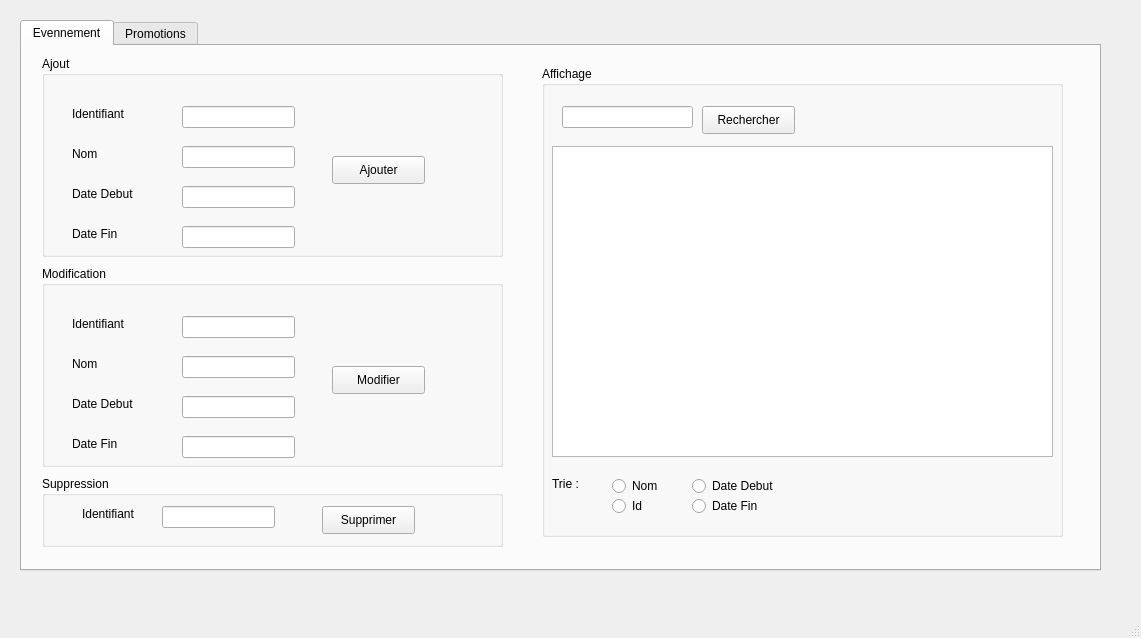
Before: the Qt Designer form Gestion_Evennement_Promotion/mainwindow.ui in medhama/ThePieChart, drawn with Qt 5.
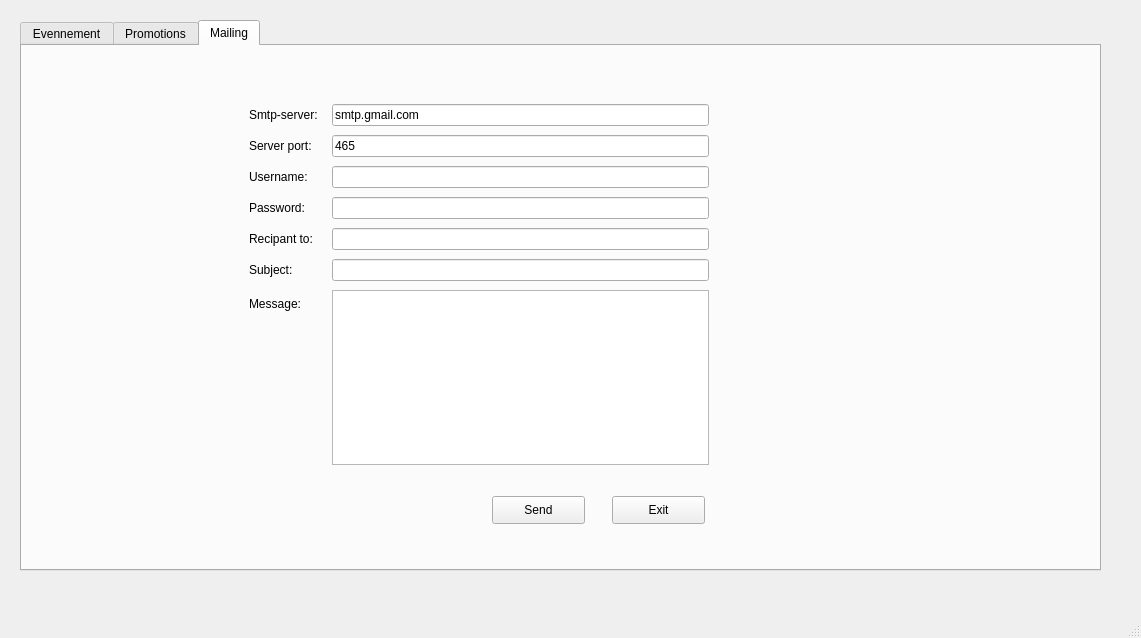
After: the same form once the commit is applied. The open tabs and pages were chosen to show the change. Icons and pictures are not drawn.

Patch:
```diff
--- a/Gestion_Evennement_Promotion/mainwindow.ui
+++ b/Gestion_Evennement_Promotion/mainwindow.ui
@@ -39,6 +39,9 @@
         <height>201</height>
        </rect>
       </property>
+      <property name="styleSheet">
+       <string notr="true"/>
+      </property>
       <property name="title">
        <string>Ajout</string>
       </property>
@@ -90,6 +93,9 @@
          <height>22</height>
         </rect>
        </property>
+       <property name="styleSheet">
+        <string notr="true"/>
+       </property>
       </widget>
       <widget class="QLineEdit" name="le_nom">
        <property name="geometry">
@@ -100,6 +106,9 @@
          <height>22</height>
         </rect>
        </property>
+       <property name="styleSheet">
+        <string notr="true"/>
+       </property>
       </widget>
       <widget class="QLineEdit" name="le_Date_Debut">
        <property name="geometry">
@@ -110,6 +119,9 @@
          <height>22</height>
         </rect>
        </property>
+       <property name="styleSheet">
+        <string notr="true"/>
+       </property>
       </widget>
       <widget class="QPushButton" name="pb_ajouter">
        <property name="geometry">
@@ -146,6 +158,9 @@
          <height>22</height>
         </rect>
        </property>
+       <property name="styleSheet">
+        <string notr="true"/>
+       </property>
       </widget>
      </widget>
      <widget class="QGroupBox" name="groupBox_Nom_event">
@@ -169,6 +184,9 @@
          <height>311</height>
         </rect>
        </property>
+       <property name="styleSheet">
+        <string notr="true">background-color: rgb(255, 255, 255);</string>
+       </property>
       </widget>
       <widget class="QLineEdit" name="rechercher_event">
        <property name="geometry">
@@ -268,6 +286,9 @@
         <height>71</height>
        </rect>
       </property>
+      <property name="styleSheet">
+       <string notr="true"/>
+      </property>
       <property name="title">
        <string>Suppression</string>
       </property>
@@ -317,6 +338,9 @@
         <height>201</height>
        </rect>
       </property>
+      <property name="styleSheet">
+       <string notr="true"/>
+      </property>
       <property name="title">
        <string>Modification</string>
       </property>
@@ -368,6 +392,9 @@
          <height>22</height>
         </rect>
        </property>
+       <property name="styleSheet">
+        <string notr="true"/>
+       </property>
       </widget>
       <widget class="QLineEdit" name="le_nom_modifier">
        <property name="geometry">
@@ -378,6 +405,9 @@
          <height>22</height>
         </rect>
        </property>
+       <property name="styleSheet">
+        <string notr="true"/>
+       </property>
       </widget>
       <widget class="QLineEdit" name="le_Date_Debut_modifier">
        <property name="geometry">
@@ -901,7 +931,212 @@
      <zorder>groupBox_8</zorder>
      <zorder>excel</zorder>
      <zorder>PDF</zorder>
-     <zorder>insert_try</zorder>
+     <zorder>InsertImage</zorder>
+     <zorder>lbl_image</zorder>
+    </widget>
+    <widget class="QWidget" name="tab_5">
+     <attribute name="title">
+      <string>Mailing</string>
+     </attribute>
+     <widget class="QLabel" name="label_56">
+      <property name="geometry">
+       <rect>
+        <x>227</x>
+        <y>213</y>
+        <width>48</width>
+        <height>22</height>
+       </rect>
+      </property>
+      <property name="text">
+       <string>Subject:</string>
+      </property>
+     </widget>
+     <widget class="QLabel" name="label_57">
+      <property name="geometry">
+       <rect>
+        <x>227</x>
+        <y>182</y>
+        <width>69</width>
+        <height>22</height>
+       </rect>
+      </property>
+      <property name="text">
+       <string>Recipant to:</string>
+      </property>
+     </widget>
+     <widget class="QPushButton" name="sendBtn">
+      <property name="geometry">
+       <rect>
+        <x>470</x>
+        <y>450</y>
+        <width>93</width>
+        <height>28</height>
+       </rect>
+      </property>
+      <property name="text">
+       <string>Send</string>
+      </property>
+     </widget>
+     <widget class="QPushButton" name="exitBtn">
+      <property name="geometry">
+       <rect>
+        <x>590</x>
+        <y>450</y>
+        <width>93</width>
+        <height>28</height>
+       </rect>
+      </property>
+      <property name="text">
+       <string>Exit</string>
+      </property>
+     </widget>
+     <widget class="QLineEdit" name="port_2">
+      <property name="geometry">
+       <rect>
+        <x>310</x>
+        <y>89</y>
+        <width>377</width>
+        <height>22</height>
+       </rect>
+      </property>
+      <property name="text">
+       <string>465</string>
+      </property>
+     </widget>
+     <widget class="QLabel" name="label_58">
+      <property name="geometry">
+       <rect>
+        <x>227</x>
+        <y>151</y>
+        <width>60</width>
+        <height>22</height>
+       </rect>
+      </property>
+      <property name="text">
+       <string>Password:</string>
+      </property>
+     </widget>
+     <widget class="QLabel" name="label_59">
+      <property name="geometry">
+       <rect>
+        <x>227</x>
+        <y>58</y>
+        <width>76</width>
+        <height>22</height>
+       </rect>
+      </property>
+      <property name="text">
+       <string>Smtp-server:</string>
+      </property>
+     </widget>
+     <widget class="QLineEdit" name="rcpt_2">
+      <property name="geometry">
+       <rect>
+        <x>310</x>
+        <y>182</y>
+        <width>377</width>
+        <height>22</height>
+       </rect>
+      </property>
+     </widget>
+     <widget class="QLabel" name="label_60">
+      <property name="geometry">
+       <rect>
+        <x>227</x>
+        <y>244</y>
+        <width>55</width>
+        <height>28</height>
+       </rect>
+      </property>
+      <property name="text">
+       <string>Message:</string>
+      </property>
+     </widget>
+     <widget class="QLineEdit" name="uname_2">
+      <property name="geometry">
+       <rect>
+        <x>310</x>
+        <y>120</y>
+        <width>377</width>
+        <height>22</height>
+       </rect>
+      </property>
+     </widget>
+     <widget class="QLineEdit" name="paswd_2">
+      <property name="geometry">
+       <rect>
+        <x>310</x>
+        <y>151</y>
+        <width>377</width>
+        <height>22</height>
+       </rect>
+      </property>
+      <property name="inputMask">
+       <string/>
+      </property>
+      <property name="echoMode">
+       <enum>QLineEdit::Password</enum>
+      </property>
+     </widget>
+     <widget class="QLineEdit" name="subject_2">
+      <property name="geometry">
+       <rect>
+        <x>310</x>
+        <y>213</y>
+        <width>377</width>
+        <height>22</height>
+       </rect>
+      </property>
+     </widget>
+     <widget class="QPlainTextEdit" name="msg_2">
+      <property name="geometry">
+       <rect>
+        <x>310</x>
+        <y>244</y>
+        <width>377</width>
+        <height>175</height>
+       </rect>
+      </property>
+     </widget>
+     <widget class="QLabel" name="label_61">
+      <property name="geometry">
+       <rect>
+        <x>227</x>
+        <y>89</y>
+        <width>70</width>
+        <height>22</height>
+       </rect>
+      </property>
+      <property name="text">
+       <string>Server port:</string>
+      </property>
+     </widget>
+     <widget class="QLabel" name="label_62">
+      <property name="geometry">
+       <rect>
+        <x>227</x>
+        <y>120</y>
+        <width>63</width>
+        <height>22</height>
+       </rect>
+      </property>
+      <property name="text">
+       <string>Username:</string>
+      </property>
+     </widget>
+     <widget class="QLineEdit" name="server_2">
+      <property name="geometry">
+       <rect>
+        <x>310</x>
+        <y>58</y>
+        <width>377</width>
+        <height>22</height>
+       </rect>
+      </property>
+      <property name="text">
+       <string>smtp.gmail.com</string>
+      </property>
+     </widget>
     </widget>
    </widget>
   </widget>
```
Left out of the diff: 41 changed lines with no effect on the pictures.
